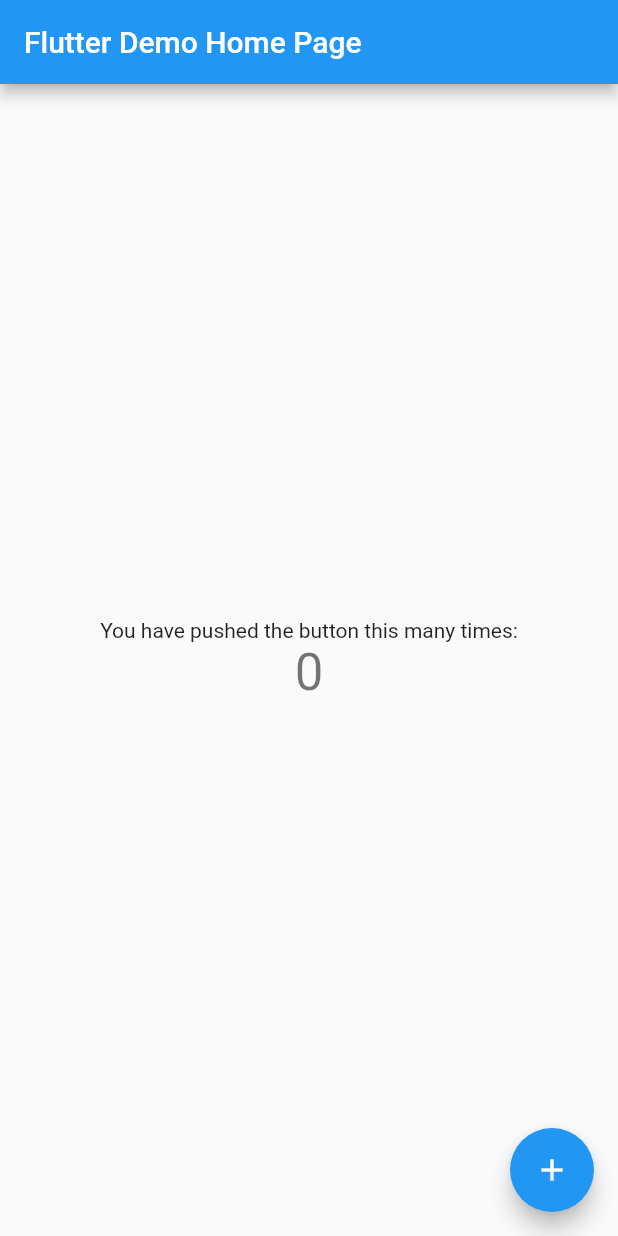
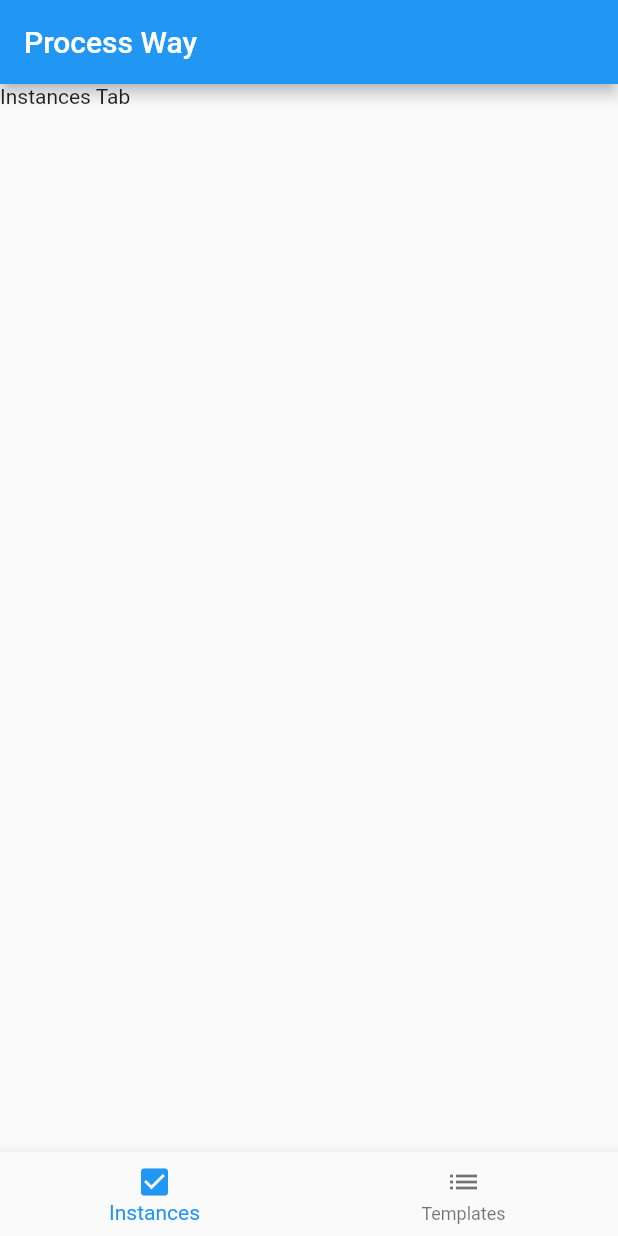
Before and after one commit to zl8252/process_way, a Flutter app: the screen it shows after launch, on a phone screen of 412 x 824 dp. Run offline on Flutter 3.47's test engine with Material 2 defaults, Android fonts, the phone set to English and light mode, and no system bars; our stand-ins replace rxdart; missing offline and left inert: rx_widgets.

Commit message:
Basic Template Management Screen

```diff
--- a/lib/blocs/process/template_bloc.dart
+++ b/lib/blocs/process/template_bloc.dart
@@ -61,4 +61,9 @@ class TemplateBloc extends ProcessBloc {
 
     _inCreateInstanceSubject.close();
   }
+
+  @override
+  String toString() {
+    return 'TemplateBloc{title:${mold.title}, id:$id}';
+  }
 }
--- a/lib/blocs/processes/processes_bloc.dart
+++ b/lib/blocs/processes/processes_bloc.dart
@@ -25,7 +25,7 @@ class ProcessesBloc extends BlocBase {
     _inSaveInstanceSubject.listen(_onInSaveInstance);
     _inSaveTemplateSubject.listen(_onInSaveTemplate);
     _inDeleteInstanceSubject.listen(_onInDeleteInstance);
-    _inDeleteInstanceSubject.listen(_onInDeleteTemplate);
+    _inDeleteTemplateSubject.listen(_onInDeleteTemplate);
 
     _updateInstancesStream();
     _updateTemplatesStream();
@@ -154,7 +154,7 @@ class ProcessesBloc extends BlocBase {
   }
 
   Future _onInDeleteTemplate(int templateId) async {
-    _templatesRepository.deleteTemplateWithId(templateId);
+    await _templatesRepository.deleteTemplateWithId(templateId);
 
     _updateTemplatesStream();
   }
--- a/lib/main.dart
+++ b/lib/main.dart
@@ -1,111 +1,7 @@
 import 'package:flutter/material.dart';
 
-void main() => runApp(MyApp());
+import 'process_way.dart';
 
-class MyApp extends StatelessWidget {
-  // This widget is the root of your application.
-  @override
-  Widget build(BuildContext context) {
-    return MaterialApp(
-      title: 'Flutter Demo',
-      theme: ThemeData(
-        // This is the theme of your application.
-        //
-        // Try running your application with "flutter run". You'll see the
-        // application has a blue toolbar. Then, without quitting the app, try
-        // changing the primarySwatch below to Colors.green and then invoke
-        // "hot reload" (press "r" in the console where you ran "flutter run",
-        // or simply save your changes to "hot reload" in a Flutter IDE).
-        // Notice that the counter didn't reset back to zero; the application
-        // is not restarted.
-        primarySwatch: Colors.blue,
-      ),
-      home: MyHomePage(title: 'Flutter Demo Home Page'),
-    );
-  }
+void main() {
+  runApp(new App());
 }
-
-class MyHomePage extends StatefulWidget {
-  MyHomePage({Key key, this.title}) : super(key: key);
-
-  // This widget is the home page of your application. It is stateful, meaning
-  // that it has a State object (defined below) that contains fields that affect
-  // how it looks.
-
-  // This class is the configuration for the state. It holds the values (in this
-  // case the title) provided by the parent (in this case the App widget) and
-  // used by the build method of the State. Fields in a Widget subclass are
-  // always marked "final".
-
-  final String title;
-
-  @override
-  _MyHomePageState createState() => _MyHomePageState();
-}
-
-class _MyHomePageState extends State<MyHomePage> {
-  int _counter = 0;
-
-  void _incrementCounter() {
-    setState(() {
-      // This call to setState tells the Flutter framework that something has
-      // changed in this State, which causes it to rerun the build method below
-      // so that the display can reflect the updated values. If we changed
-      // _counter without calling setState(), then the build method would not be
-      // called again, and so nothing would appear to happen.
-      _counter++;
-    });
-  }
-
-  @override
-  Widget build(BuildContext context) {
-    // This method is rerun every time setState is called, for instance as done
-    // by the _incrementCounter method above.
-    //
-    // The Flutter framework has been optimized to make rerunning build methods
-    // fast, so that you can just rebuild anything that needs updating rather
-    // than having to individually change instances of widgets.
-    return Scaffold(
-      appBar: AppBar(
-        // Here we take the value from the MyHomePage object that was created by
-        // the App.build method, and use it to set our appbar title.
-        title: Text(widget.title),
-      ),
-      body: Center(
-        // Center is a layout widget. It takes a single child and positions it
-        // in the middle of the parent.
-        child: Column(
-          // Column is also layout widget. It takes a list of children and
-          // arranges them vertically. By default, it sizes itself to fit its
-          // children horizontally, and tries to be as tall as its parent.
-          //
-          // Invoke "debug painting" (press "p" in the console, choose the
-          // "Toggle Debug Paint" action from the Flutter Inspector in Android
-          // Studio, or the "Toggle Debug Paint" command in Visual Studio Code)
-          // to see the wireframe for each widget.
-          //
-          // Column has various properties to control how it sizes itself and
-          // how it positions its children. Here we use mainAxisAlignment to
-          // center the children vertically; the main axis here is the vertical
-          // axis because Columns are vertical (the cross axis would be
-          // horizontal).
-          mainAxisAlignment: MainAxisAlignment.center,
-          children: <Widget>[
-            Text(
-              'You have pushed the button this many times:',
-            ),
-            Text(
-              '$_counter',
-              style: Theme.of(context).textTheme.display1,
-            ),
-          ],
-        ),
-      ),
-      floatingActionButton: FloatingActionButton(
-        onPressed: _incrementCounter,
-        tooltip: 'Increment',
-        child: Icon(Icons.add),
-      ), // This trailing comma makes auto-formatting nicer for build methods.
-    );
-  }
-}
--- a/lib/repositories/instances_repository.dart
+++ b/lib/repositories/instances_repository.dart
@@ -6,7 +6,7 @@ class InstancesRepository {
   Map<int, InstanceBloc> _instances = new Map();
 
   Future<List<InstanceBloc>> loadAllInstances() async {
-    return _instances.values;
+    return _instances.values.toList();
   }
 
   Future<InstanceBloc> loadInstanceById(int instanceId) async {
--- a/lib/repositories/templates_repository.dart
+++ b/lib/repositories/templates_repository.dart
@@ -6,7 +6,7 @@ class TemplatesRepository {
   Map<int, TemplateBloc> _templates = new Map();
 
   Future<List<TemplateBloc>> loadAllTemplates() async {
-    return _templates.values;
+    return _templates.values.toList();
   }
 
   Future<TemplateBloc> loadTemplateById(int templateId) async {
--- a/lib/widgets/all.dart
+++ b/lib/widgets/all.dart
@@ -1,3 +1,5 @@
+export 'processes/all.dart';
+export 'rx/all.dart';
 export 'screens/all.dart';
 
 export 'bloc_provider.dart';
--- /dev/null
+++ b/lib/widgets/processes/all.dart
@@ -0,0 +1 @@
+export 'template_list_item.dart';
--- /dev/null
+++ b/lib/widgets/rx/all.dart
@@ -0,0 +1 @@
+export 'rx_optional_text.dart';
--- /dev/null
+++ b/lib/widgets/screens/main_screen/instances_tab/all.dart
@@ -0,0 +1 @@
+export 'instances_tab.dart';
--- /dev/null
+++ b/lib/widgets/screens/main_screen/instances_tab/instances_tab.dart
@@ -0,0 +1,15 @@
+import 'package:flutter/material.dart';
+
+class InstancesTab extends StatefulWidget {
+  @override
+  _InstancesTabState createState() => _InstancesTabState();
+}
+
+class _InstancesTabState extends State<InstancesTab> {
+  @override
+  Widget build(BuildContext context) {
+    return Container(
+      child: new Text("Instances Tab"),
+    );
+  }
+}
--- a/lib/widgets/screens/main_screen/main_screen.dart
+++ b/lib/widgets/screens/main_screen/main_screen.dart
@@ -1,13 +1,63 @@
 import 'package:flutter/material.dart';
+
+import 'instances_tab/all.dart';
+import 'templates_tab/all.dart';
 
 class MainScreen extends StatefulWidget {
   @override
   _MainScreenState createState() => _MainScreenState();
 }
 
-class _MainScreenState extends State<MainScreen> {
+class _MainScreenState extends State<MainScreen>
+    with SingleTickerProviderStateMixin {
+  TabController _tabController;
+
+  int _navigationIndex;
+
+  @override
+  void initState() {
+    super.initState();
+
+    _tabController = new TabController(
+      length: 2,
+      vsync: this,
+    );
+
+    _navigationIndex = 0;
+  }
+
   @override
   Widget build(BuildContext context) {
-    return Container();
+    return new Scaffold(
+      appBar: new AppBar(
+        title: new Text("Process Way"),
+      ),
+      body: new TabBarView(
+        controller: _tabController,
+        physics: new NeverScrollableScrollPhysics(),
+        children: <Widget>[
+          new InstancesTab(),
+          new TemplatesTab(),
+        ],
+      ),
+      bottomNavigationBar: new BottomNavigationBar(
+        currentIndex: _tabController.index,
+        onTap: (index) {
+          setState(() {
+            _tabController.index = index;
+          });
+        },
+        items: <BottomNavigationBarItem>[
+          new BottomNavigationBarItem(
+            icon: new Icon(Icons.check_box),
+            title: new Text("Instances"),
+          ),
+          new BottomNavigationBarItem(
+            icon: new Icon(Icons.list),
+            title: new Text("Templates"),
+          ),
+        ],
+      ),
+    );
   }
 }
--- /dev/null
+++ b/lib/widgets/screens/main_screen/templates_tab/all.dart
@@ -0,0 +1 @@
+export 'templates_tab.dart';
--- a/pubspec.yaml
+++ b/pubspec.yaml
@@ -18,6 +18,7 @@ dependencies:
   meta: ^1.1.6
   quiver: ^2.0.0
   rxdart: ^0.19.0
+  rx_widgets: ^2.2.0
 
   # The following adds the Cupertino Icons font to your application.
   # Use with the CupertinoIcons class for iOS style icons.
```
Also changed, not shown: lib/app.dart (+9 -0 lines), lib/widgets/processes/template_list_item.dart (added, +112 -0 lines), lib/widgets/rx/rx_optional_text.dart (added, +33 -0 lines), lib/widgets/screens/main_screen/templates_tab/templates_tab.dart (added, +64 -0 lines), 1 other file.
